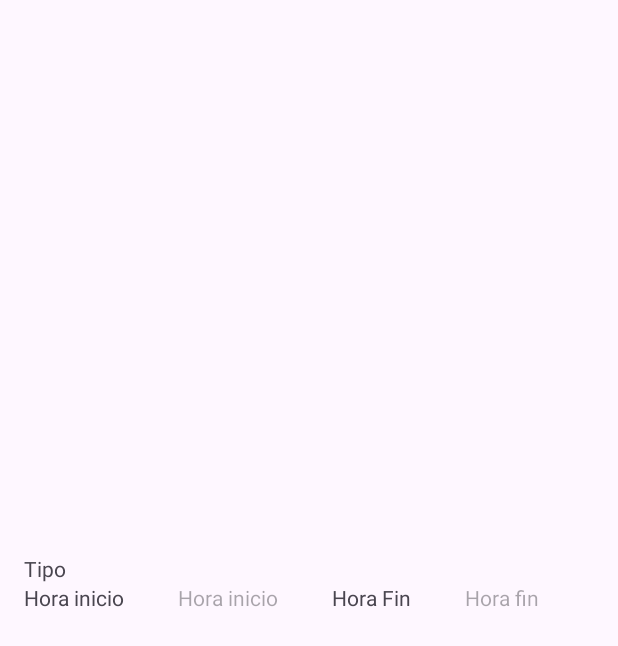
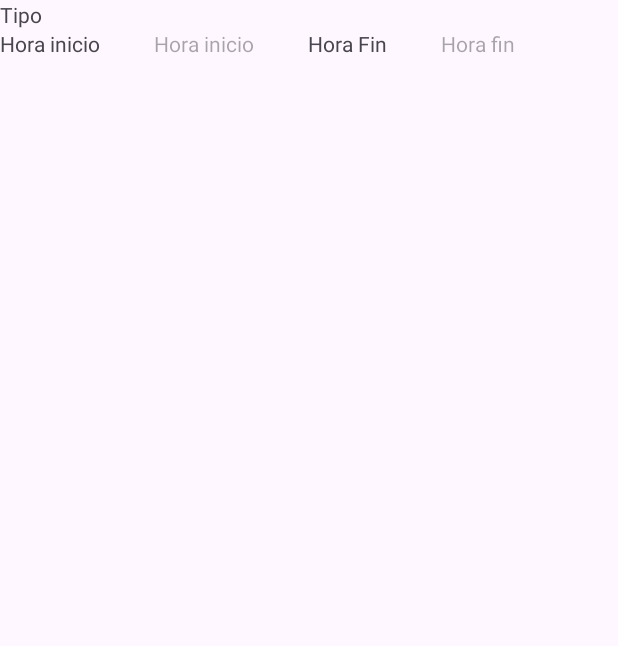
Before and after one commit to LuisMandM/FichajeApp, an Android app: the layout card_event_recyclerview.xml on its own in the app's theme, with its tools: preview values and no code run, on a phone screen of 412 x 824 dp. Shown: the top 646 px of the screen. Run offline under Robolectric (Android 15) with nearby library versions, the phone set to English and light mode, and no system bars.

Commit message:
Resizing RecyclerCard

```diff
--- a/app/src/main/res/layout/card_event_recyclerview.xml
+++ b/app/src/main/res/layout/card_event_recyclerview.xml
@@ -1,11 +1,6 @@
 <?xml version="1.0" encoding="utf-8"?>
-<androidx.constraintlayout.widget.ConstraintLayout xmlns:android="http://schemas.android.com/apk/res/android"
+<LinearLayout xmlns:android="http://schemas.android.com/apk/res/android"
     xmlns:app="http://schemas.android.com/apk/res-auto"
-    xmlns:tools="http://schemas.android.com/tools"
-    android:layout_width="match_parent"
-    android:layout_height="match_parent">
-
-    <LinearLayout
     android:id="@+id/ltPrincipal"
     android:layout_width="379dp"
     android:layout_height="86dp"
@@ -56,4 +51,3 @@
             android:hint="Hora fin" />
     </LinearLayout>
 </LinearLayout>
-</androidx.constraintlayout.widget.ConstraintLayout>
```
Lines whose indentation alone changed are shown as unchanged.
